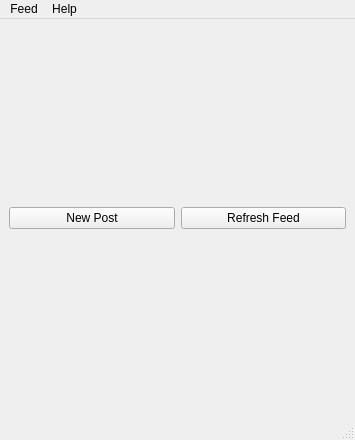
kambala-decapitator/HornAppDesktop, file mainwindow.ui: the form before one commit.
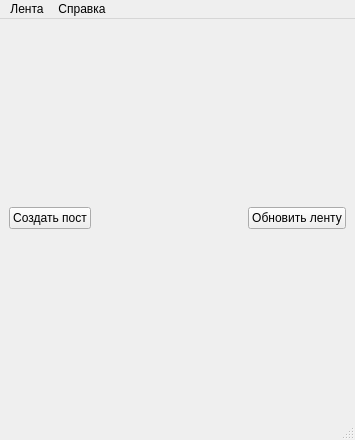
The form after the commit.

```diff
--- a/mainwindow.ui
+++ b/mainwindow.ui
@@ -20,14 +20,27 @@
       <item>
        <widget class="QPushButton" name="newPostButton">
         <property name="text">
-         <string>New Post</string>
+         <string>Создать пост</string>
         </property>
        </widget>
       </item>
+      <item>
+       <spacer name="horizontalSpacer">
+        <property name="orientation">
+         <enum>Qt::Horizontal</enum>
+        </property>
+        <property name="sizeHint" stdset="0">
+         <size>
+          <width>40</width>
+          <height>20</height>
+         </size>
+        </property>
+       </spacer>
+      </item>
       <item>
        <widget class="QPushButton" name="refreshFeedButton">
         <property name="text">
-         <string>Refresh Feed</string>
+         <string>Обновить ленту</string>
         </property>
        </widget>
       </item>
@@ -46,7 +59,7 @@
    </property>
    <widget class="QMenu" name="menuFeed">
     <property name="title">
-     <string>Feed</string>
+     <string>Лента</string>
     </property>
     <addaction name="actionNewPost"/>
     <addaction name="actionRefreshFeed"/>
@@ -56,7 +69,7 @@
    </widget>
    <widget class="QMenu" name="menuHelp">
     <property name="title">
-     <string>Help</string>
+     <string>Справка</string>
     </property>
     <addaction name="actionAboutQt"/>
    </widget>
```
Left out of the diff: 25 changed lines with no effect on the pictures.
